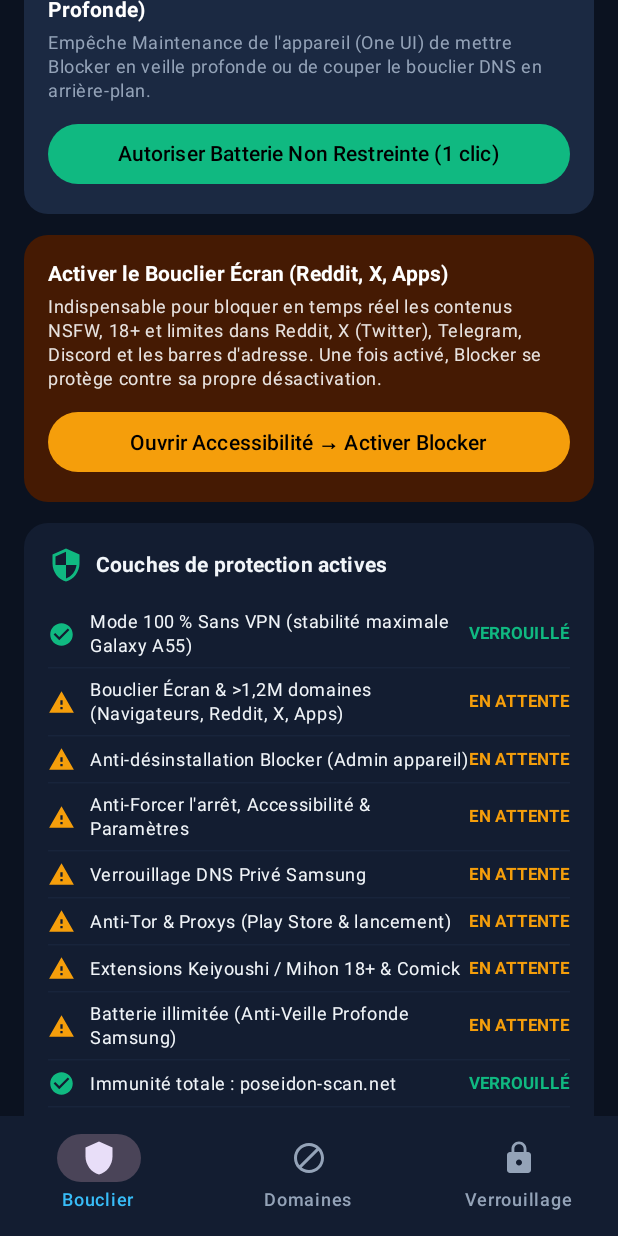
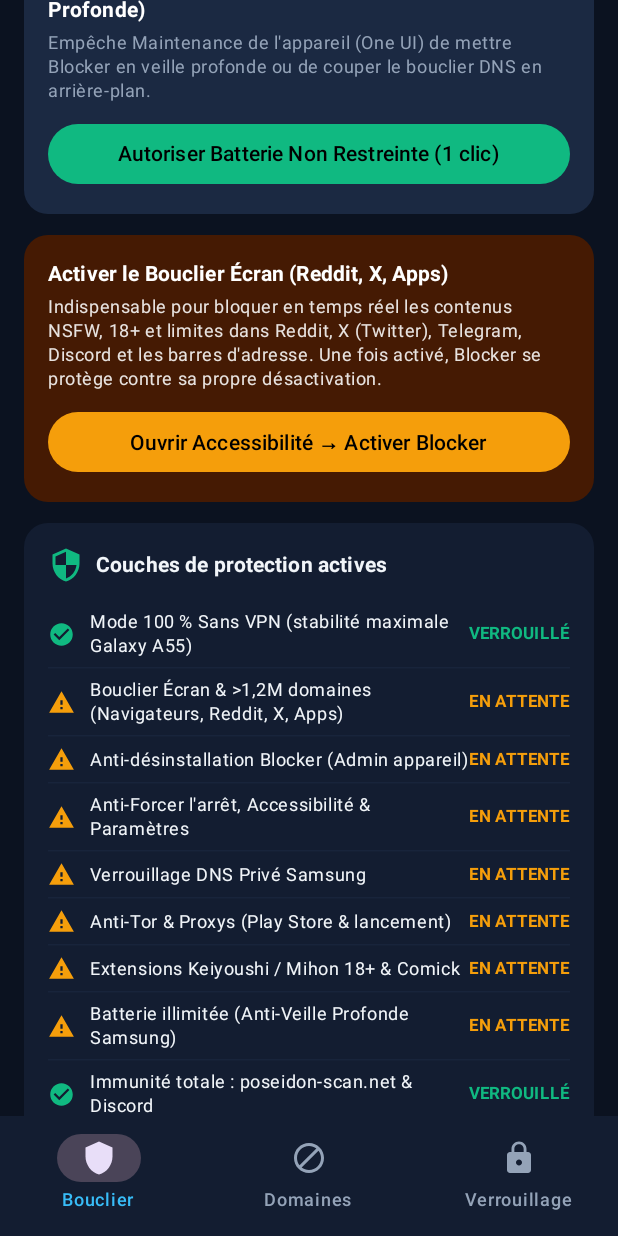
Before and after one commit to Papa-Ndiasse/Blocker, an Android app built with Jetpack Compose: the screen it shows after launch (MainActivity), scrolled down 1041 dp, on a phone screen of 412 x 824 dp. Run offline under Robolectric (Android 15) with nearby library versions, the phone set to English and light mode, and no system bars; 5 statements that could not run were skipped.

Commit message:
feat: grant total immunity to Discord app and Discord domains

```diff
--- a/app/src/main/java/com/blocker/app/filter/DnsFilterEngine.kt
+++ b/app/src/main/java/com/blocker/app/filter/DnsFilterEngine.kt
@@ -100,7 +100,13 @@ class DnsFilterEngine(
          * blocklists, keywords, Keiyoushi sync, and screen guards.
          */
         val IMMUNE_DOMAINS = setOf(
-            "poseidon-scan.net"
+            "poseidon-scan.net",
+            "discord.com",
+            "discord.gg",
+            "discordapp.com",
+            "discordapp.net",
+            "discord.media",
+            "discordcdn.com"
         )
 
         private val ESSENTIAL_INFRA_DOMAINS = setOf(
--- a/app/src/main/java/com/blocker/app/guard/BlockerAccessibilityService.kt
+++ b/app/src/main/java/com/blocker/app/guard/BlockerAccessibilityService.kt
@@ -419,7 +419,11 @@ class BlockerAccessibilityService : AccessibilityService() {
             "com.sec.android.app.launcher",
             "com.samsung.android.honeyboard",
             "com.google.android.inputmethod.latin",
-            "com.samsung.android.app.aodservice"
+            "com.samsung.android.app.aodservice",
+            "com.discord",
+            "com.discord.beta",
+            "com.discord.canary",
+            "com.discord.alpha"
         )
 
         private val _isRunning = MutableStateFlow(false)
--- a/app/src/main/java/com/blocker/app/ui/BlockerScreens.kt
+++ b/app/src/main/java/com/blocker/app/ui/BlockerScreens.kt
@@ -765,7 +765,7 @@ private fun DashboardTab(
                     ProtectionCheckRow("Anti-Tor & Proxys (Play Store & lancement)", status.isAccessibilityGuardEnabled || status.isDeviceOwner)
                     ProtectionCheckRow("Extensions Keiyoushi / Mihon 18+ & Comick", status.isAccessibilityGuardEnabled || status.isDeviceOwner)
                     ProtectionCheckRow("Batterie illimitée (Anti-Veille Profonde Samsung)", status.isBatteryOptimizationIgnored)
-                    ProtectionCheckRow("Immunité totale : poseidon-scan.net", true)
+                    ProtectionCheckRow("Immunité totale : poseidon-scan.net & Discord", true)
                     ProtectionCheckRow("Anti-Mode Sans Échec & Multi-Utilisateurs", status.isSafeBootLocked && status.isMultiUserLocked)
                     ProtectionCheckRow(
                         "Navigateurs verrouillés (DoH=off, SafeSearch)",
```
Also changed, not shown: app/src/main/java/com/blocker/app/filter/KeywordFilter.kt (+7 -1 lines), app/src/main/java/com/blocker/app/guard/ScreenContentClassifier.kt (+14 -4 lines), 1 other file.
